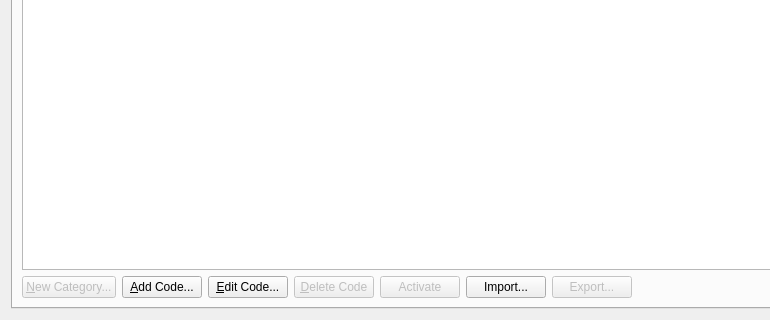
kofxi3584karlayang/duckstation, file src/duckstation-qt/cheatmanagerdialog.ui: the form before one commit; both pictures show x 0 to 770 and y 279 to 599 of the 864 by 599 pixel window.
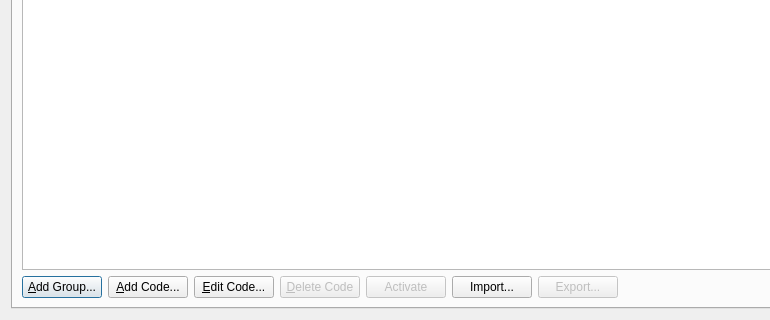
The form after the commit.

Commit message: Qt: Add groups to cheat manager

```diff
--- a/src/duckstation-qt/cheatmanagerdialog.ui
+++ b/src/duckstation-qt/cheatmanagerdialog.ui
@@ -28,11 +28,8 @@
         <layout class="QHBoxLayout" name="horizontalLayout">
          <item>
           <widget class="QPushButton" name="cheatListNewCategory">
-           <property name="enabled">
-            <bool>false</bool>
-           </property>
            <property name="text">
-            <string>&amp;New Category...</string>
+            <string>&amp;Add Group...</string>
            </property>
           </widget>
          </item>
```
The commit also changes 4 other files.
